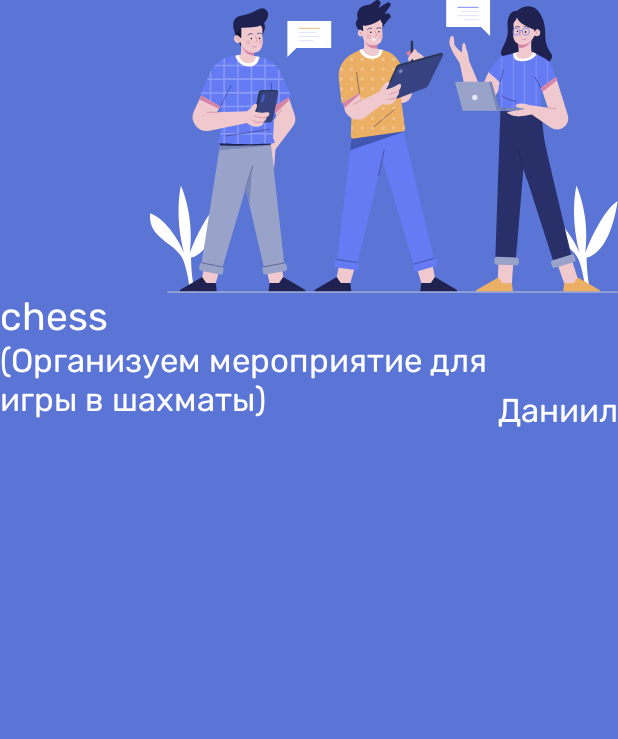
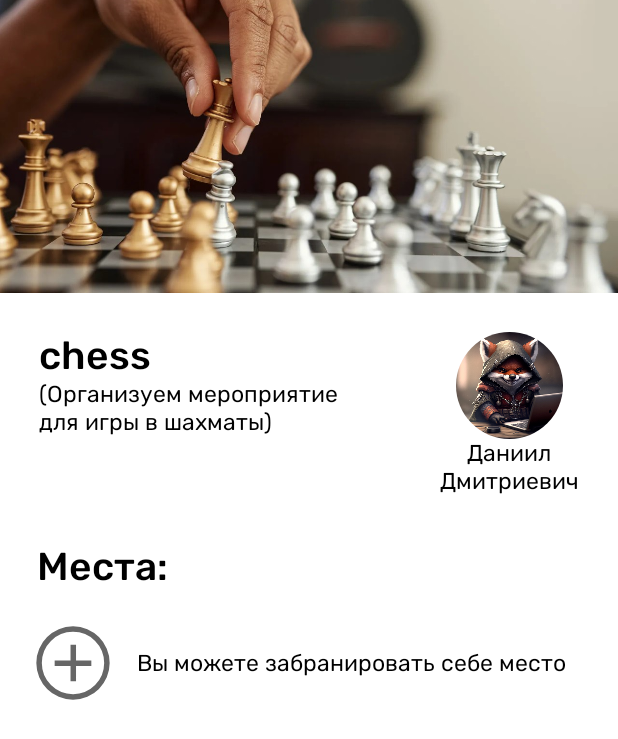
Before and after one commit to MindScapeAnalytics/android_app, an Android app: the layout fragment_event.xml on its own in the app's theme, with its tools: preview values and no code run, on a phone screen of 412 x 824 dp. Shown: the top 739 px of the screen. Run offline under Robolectric (Android 15) with nearby library versions, the phone set to English and light mode, and no system bars.

Commit message:
add_event fragment

```diff
--- a/app/build.gradle.kts
+++ b/app/build.gradle.kts
@@ -15,7 +15,6 @@ android {
         targetSdk = 34
         versionCode = 1
         versionName = "1.0"
-
         testInstrumentationRunner = "androidx.test.runner.AndroidJUnitRunner"
         vectorDrawables {
             useSupportLibrary = true
--- a/app/src/main/AndroidManifest.xml
+++ b/app/src/main/AndroidManifest.xml
@@ -10,8 +10,8 @@
 
     <application
         android:name=".MSanalyticsApp"
+        android:usesCleartextTraffic="true"
         android:allowBackup="true"
-        android:dataExtractionRules="@xml/data_extraction_rules"
         android:fullBackupContent="@xml/backup_rules"
         android:icon="@mipmap/ic_launcher"
         android:label="@string/app_name"
@@ -19,6 +19,7 @@
         android:supportsRtl="true"
         android:theme="@style/AppTheme"
         tools:targetApi="31">
+        <uses-library android:name="org.apache.http.legacy" android:required="false"/>
         <activity
             android:name=".ui.main.MainActivity"
             android:exported="true">
--- a/app/src/main/java/com/example/msanalytics/data/di/RetrofitModule.kt
+++ b/app/src/main/java/com/example/msanalytics/data/di/RetrofitModule.kt
@@ -17,7 +17,7 @@ import javax.inject.Singleton
 @Module
 @InstallIn(SingletonComponent::class)
 class RetrofitModule {
-    private val baseURL: String = "https://178.253.43.123:6000"
+    private val baseURL: String = "https://swarm.msanalytics.ru"
 
     @Provides
     @Singleton
--- a/app/src/main/java/com/example/msanalytics/ui/entry/login/LoginFragment.kt
+++ b/app/src/main/java/com/example/msanalytics/ui/entry/login/LoginFragment.kt
@@ -7,7 +7,9 @@ import android.view.ViewGroup
 import androidx.fragment.app.Fragment
 import androidx.fragment.app.viewModels
 import com.example.msanalytics.databinding.FragmentLoginBinding
+import dagger.hilt.android.AndroidEntryPoint
 
+@AndroidEntryPoint
 class LoginFragment : Fragment() {
 
     private lateinit var binding: FragmentLoginBinding
--- a/app/src/main/java/com/example/msanalytics/ui/entry/reg/RegFragment.kt
+++ b/app/src/main/java/com/example/msanalytics/ui/entry/reg/RegFragment.kt
@@ -20,10 +20,10 @@ class RegFragment : Fragment() {
         savedInstanceState: Bundle?
     ): View {
         binding = FragmentRegBinding.inflate(layoutInflater)
-        val inputLogin = binding.fragmentRegLogin.text.toString()
-        val inputEmail = binding.fragmentRegEmail.text.toString()
-        val inputPassword = binding.fragmentRegPassword.text.toString()
         binding.fragmentRegFirstButton.setOnClickListener() {
+            val inputLogin = binding.fragmentRegLogin.text.toString()
+            val inputEmail = binding.fragmentRegEmail.text.toString()
+            val inputPassword = binding.fragmentRegPassword.text.toString()
             if (inputPassword != "" && (inputEmail != "" || inputLogin != "")) {
                 viewModel.registration(
                     inputLogin, inputEmail, inputPassword, binding.root
--- a/app/src/main/java/com/example/msanalytics/ui/entry/reg/RegViewModel.kt
+++ b/app/src/main/java/com/example/msanalytics/ui/entry/reg/RegViewModel.kt
@@ -13,8 +13,9 @@ import kotlinx.coroutines.launch
 import javax.inject.Inject
 
 @HiltViewModel
-class RegViewModel @Inject constructor() : ViewModel() {
-    @Inject lateinit var accountRepository: AccountRepository
+class RegViewModel @Inject constructor(
+    private val accountRepository: AccountRepository
+): ViewModel() {
     private lateinit var accountModel: BackendAccountModel
 
     fun registration(
--- /dev/null
+++ b/app/src/main/res/drawable/ic_add_circle.xml
@@ -0,0 +1,10 @@
+<vector xmlns:android="http://schemas.android.com/apk/res/android"
+    android:width="48dp"
+    android:height="48dp"
+    android:viewportWidth="960"
+    android:viewportHeight="960"
+    android:tint="?attr/colorControlNormal">
+  <path
+      android:fillColor="@android:color/white"
+      android:pathData="M453,680L513,680L513,514L680,514L680,454L513,454L513,280L453,280L453,454L280,454L280,514L453,514L453,680ZM480.27,880Q397.53,880 324.77,848.5Q252,817 197.5,762.5Q143,708 111.5,635.16Q80,562.32 80,479.5Q80,396.68 111.5,323.84Q143,251 197.5,197Q252,143 324.84,111.5Q397.68,80 480.5,80Q563.32,80 636.16,111.5Q709,143 763,197Q817,251 848.5,324Q880,397 880,479.73Q880,562.47 848.5,635.23Q817,708 763,762.32Q709,816.63 636,848.32Q563,880 480.27,880ZM480.5,820Q622,820 721,720.5Q820,621 820,479.5Q820,338 721.19,239Q622.38,140 480,140Q339,140 239.5,238.81Q140,337.63 140,480Q140,621 239.5,720.5Q339,820 480.5,820ZM480,480Q480,480 480,480Q480,480 480,480Q480,480 480,480Q480,480 480,480Q480,480 480,480Q480,480 480,480Q480,480 480,480Q480,480 480,480Z"/>
+</vector>
--- a/app/src/main/res/layout/fragment_event.xml
+++ b/app/src/main/res/layout/fragment_event.xml
@@ -1,16 +1,17 @@
 <?xml version="1.0" encoding="utf-8"?>
 <androidx.constraintlayout.widget.ConstraintLayout xmlns:android="http://schemas.android.com/apk/res/android"
+    xmlns:tools="http://schemas.android.com/tools"
     android:layout_width="match_parent"
     android:layout_height="match_parent"
     xmlns:app="http://schemas.android.com/apk/res-auto"
-    android:background="@color/background">
+    android:background="@color/white">
 
     <ImageView
         android:id="@+id/fragment_event__header_image"
         android:layout_width="0dp"
         android:layout_height="@dimen/_150sdp"
-        app:srcCompat="@drawable/im_start"
-        android:scaleType="fitEnd"
+        app:srcCompat="@drawable/im_chess"
+        android:scaleType="centerCrop"
         app:layout_constraintTop_toTopOf="parent"
         app:layout_constraintBottom_toTopOf="@id/fragment_event__header_info"
         app:layout_constraintStart_toStartOf="parent"
@@ -22,7 +23,8 @@
         android:id="@+id/fragment_event__header_info"
         android:layout_width="match_parent"
         android:layout_height="wrap_content"
-        app:layout_constraintBottom_toBottomOf="parent"
+        android:padding="@dimen/_20sdp"
+        app:layout_constraintBottom_toTopOf="@id/fragment_event__add_participants"
         app:layout_constraintEnd_toEndOf="parent"
         app:layout_constraintStart_toStartOf="parent"
         app:layout_constraintTop_toBottomOf="@id/fragment_event__header_image">
@@ -43,8 +45,8 @@
                 android:id="@+id/fragment_event__event_name"
                 android:layout_width="wrap_content"
                 android:layout_height="wrap_content"
-                android:fontFamily="@font/rubik_regular"
-                android:textColor="@color/buttonTextLight"
+                android:fontFamily="@font/rubik_medium"
+                android:textColor="@color/colorTextDark"
                 android:text="chess"
                 android:textSize="@dimen/_20ssp" />
 
@@ -53,9 +55,10 @@
                 android:layout_width="wrap_content"
                 android:layout_height="wrap_content"
                 android:fontFamily="@font/rubik_regular"
-                android:textColor="@color/buttonTextLight"
+                android:textColor="@color/colorTextDark"
                 android:text="(Организуем мероприятие для игры в шахматы)"
-                android:textSize="@dimen/_17ssp"/>
+                android:textSize="@dimen/_12ssp"
+                android:paddingEnd="@dimen/_50sdp" />
         </LinearLayout>
 
         <LinearLayout
@@ -63,26 +66,83 @@
             android:layout_width="wrap_content"
             android:layout_height="wrap_content"
             android:orientation="vertical"
+            android:gravity="center"
             app:layout_constraintTop_toTopOf="parent"
             app:layout_constraintEnd_toEndOf="parent"
             app:layout_constraintStart_toEndOf="@id/fragment_event__header_text_info"
             app:layout_constraintBottom_toBottomOf="parent">
 
             <de.hdodenhof.circleimageview.CircleImageView
-                android:layout_width="@dimen/_50sdp"
-                android:layout_height="@dimen/_50sdp"/>
+                android:layout_width="@dimen/_55sdp"
+                android:layout_height="@dimen/_55sdp"
+                android:src="@drawable/im_avatar"/>
 
             <TextView
                 android:id="@+id/fragment_event__org_name"
                 android:layout_width="wrap_content"
                 android:layout_height="wrap_content"
                 android:fontFamily="@font/rubik_regular"
-                android:textColor="@color/buttonTextLight"
-                android:text="Даниил"
-                android:textSize="@dimen/_17ssp"/>
-
+                android:textColor="@color/colorTextDark"
+                android:text="Даниил\nДмитриевич"
+                android:textSize="@dimen/_12ssp"
+                android:gravity="center"/>
         </LinearLayout>
-
     </androidx.constraintlayout.widget.ConstraintLayout>
 
+    <androidx.constraintlayout.widget.ConstraintLayout
+        android:id="@+id/fragment_event__add_participants"
+        android:layout_width="match_parent"
+        android:layout_height="0dp"
+        android:paddingHorizontal="@dimen/_15sdp"
+        app:layout_constraintTop_toBottomOf="@id/fragment_event__header_info"
+        app:layout_constraintBottom_toBottomOf="parent"
+        app:layout_constraintStart_toStartOf="parent"
+        app:layout_constraintEnd_toEndOf="parent">
+
+        <TextView
+            android:id="@+id/fragment_event__places_text"
+            android:layout_width="wrap_content"
+            android:layout_height="wrap_content"
+            android:fontFamily="@font/rubik_medium"
+            android:textColor="@color/colorTextDark"
+            android:padding="5dp"
+            android:text="Места:"
+            android:textSize="@dimen/_20ssp"
+            app:layout_constraintTop_toTopOf="parent"
+            app:layout_constraintStart_toStartOf="parent"
+            app:layout_constraintEnd_toEndOf="parent"
+            app:layout_constraintBottom_toTopOf="@id/fragment_event__add_participant_button"
+            app:layout_constraintHorizontal_bias="0"
+            app:layout_constraintVertical_bias="0"
+            app:layout_constraintVertical_chainStyle="packed"/>
+
+        <de.hdodenhof.circleimageview.CircleImageView
+            android:id="@+id/fragment_event__add_participant_button"
+            android:layout_width="@dimen/_45sdp"
+            android:layout_height="@dimen/_45sdp"
+            android:layout_marginTop="@dimen/_10sdp"
+            app:layout_constraintTop_toBottomOf="@id/fragment_event__places_text"
+            app:layout_constraintBottom_toBottomOf="parent"
+            app:layout_constraintStart_toStartOf="parent"
+            app:layout_constraintEnd_toStartOf="@id/fragment_event__add_participants_text"
+            app:layout_constraintHorizontal_bias="0"
+            android:src="@drawable/ic_add_circle"
+            app:layout_constraintHorizontal_chainStyle="packed"/>
+
+        <TextView
+            android:id="@+id/fragment_event__add_participants_text"
+            android:layout_width="0dp"
+            android:layout_height="wrap_content"
+            android:text="Вы можете забранировать себе место"
+            android:fontFamily="@font/rubik_regular"
+            android:textColor="@color/colorTextDark"
+            android:paddingHorizontal="@dimen/_10sdp"
+            android:textSize="@dimen/_12ssp"
+            app:layout_constraintTop_toTopOf="@id/fragment_event__add_participant_button"
+            app:layout_constraintBottom_toBottomOf="@id/fragment_event__add_participant_button"
+            app:layout_constraintStart_toEndOf="@id/fragment_event__add_participant_button"
+            app:layout_constraintEnd_toEndOf="parent"
+            />
+        </androidx.constraintlayout.widget.ConstraintLayout>
+
 </androidx.constraintlayout.widget.ConstraintLayout>
```
Also changed, not shown: app/src/main/java/com/example/msanalytics/ui/entry/login/LoginViewModel.kt (+6 -4 lines), app/src/main/res/layout/event_participants_item.xml (added, +17 -0 lines), app/src/main/res/xml/network_security_config.xml (added, +13 -0 lines), app/src/main/res/drawable/im_avatar.png (added), app/src/main/res/drawable/im_chess.jpg (added).
